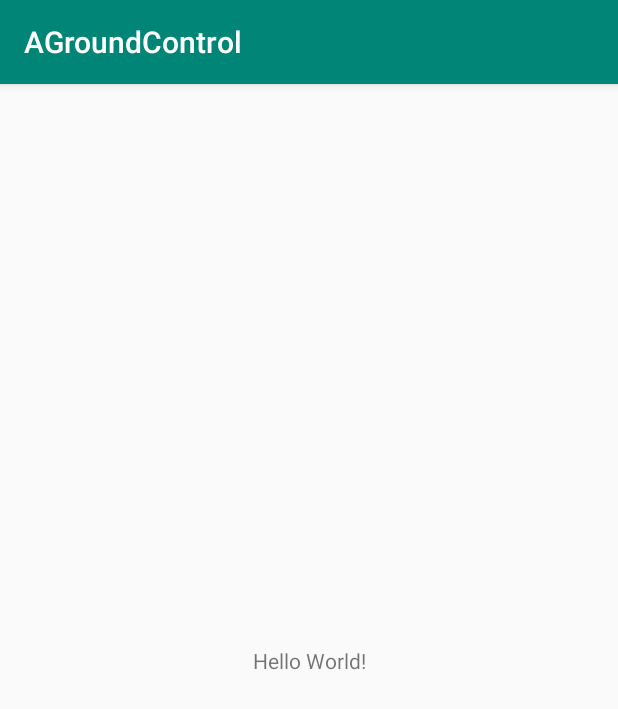
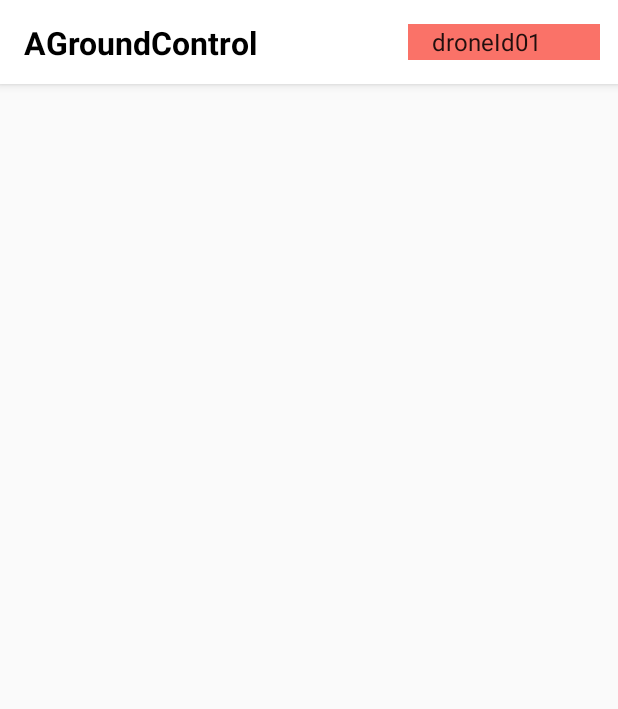
Before and after one commit to rapsealk/AGroundControl, an Android app: the screen it shows after launch (MainActivity), on a phone screen of 412 x 824 dp. Shown: the top 709 px of the screen. Run offline under Robolectric (Android 15) with nearby library versions, the phone set to English and light mode, and no system bars; 2 statements that could not run were skipped.

Commit message:
+ Add: update heartbeating drones

```diff
--- a/app/src/main/java/com/rapsealk/agroundcontrol/MainActivity.kt
+++ b/app/src/main/java/com/rapsealk/agroundcontrol/MainActivity.kt
@@ -2,16 +2,53 @@ package com.rapsealk.agroundcontrol
 
 import android.support.v7.app.AppCompatActivity
 import android.os.Bundle
+import android.util.Log
+import android.view.View
+import android.widget.AdapterView
+import android.widget.ArrayAdapter
+import kotlinx.android.synthetic.main.activity_main.*
 
-class MainActivity : AppCompatActivity() {
+class MainActivity : AppCompatActivity(), AdapterView.OnItemSelectedListener {
 
     private val TAG = MainActivity::class.java.simpleName
+
+    val droneIdList = arrayListOf("droneId01", "droneId02", "droneId03")
+    private lateinit var droneIdSpinnerAdapter: ArrayAdapter<String>
+
+    private lateinit var mqttUtil: MqttUtil
 
     override fun onCreate(savedInstanceState: Bundle?) {
         super.onCreate(savedInstanceState)
         setContentView(R.layout.activity_main)
 
-        val mqttUrl = resources.getString(R.string.mqtt_url)
-        val mqttClient = MqttUtil.getClient(this, mqttUrl)
+        droneIdSpinnerAdapter = ArrayAdapter<String>(this, android.R.layout.simple_list_item_1, droneIdList)
+        droneIdSpinnerAdapter.setDropDownViewResource(android.R.layout.simple_spinner_dropdown_item)
+        drone_id_spinner.adapter = droneIdSpinnerAdapter
+        drone_id_spinner.onItemSelectedListener = this
+
+        //MqttUtil.updateDroneId(this)
+
+        mqttUtil = MqttUtil(this)
+        val mqttClient = mqttUtil.getClient()
+    }
+
+    /**
+     * AdapterView.OnItemSelectedListener
+     */
+    override fun onItemSelected(parent: AdapterView<*>?, view: View?, position: Int, id: Long) {
+        Log.d(TAG, "onItemSelected(parent: $parent, view: $view, position: $position, id: $id)")
+        val item = parent?.adapter?.getItem(position) as String
+        Log.d(TAG, "onItemSelected(item: $item)")
+    }
+
+    override fun onNothingSelected(parent: AdapterView<*>?) {
+        Log.d(TAG, "onNothingSelected(parent: $parent)")
+    }
+    // AdapterView.OnItemSelectedListener
+
+    public fun updateDroneId(droneId: String) {
+        if (droneIdList.contains(droneId)) return
+        droneIdSpinnerAdapter.add(droneId)
+        droneIdSpinnerAdapter.notifyDataSetChanged()
     }
 }
--- a/app/src/main/res/layout/activity_main.xml
+++ b/app/src/main/res/layout/activity_main.xml
@@ -7,13 +7,41 @@
         android:layout_height="match_parent"
         tools:context=".MainActivity">
 
-    <TextView
-            android:layout_width="wrap_content"
-            android:layout_height="wrap_content"
-            android:text="Hello World!"
-            app:layout_constraintBottom_toBottomOf="parent"
-            app:layout_constraintLeft_toLeftOf="parent"
-            app:layout_constraintRight_toRightOf="parent"
-            app:layout_constraintTop_toTopOf="parent"/>
+    <android.support.v7.widget.Toolbar
+            android:layout_width="match_parent"
+            android:layout_height="56dp"
+            android:elevation="4dp"
+            android:background="@color/colorPrimary">
+
+        <android.support.constraint.ConstraintLayout
+                android:layout_width="match_parent"
+                android:layout_height="match_parent">
+
+            <TextView
+                    android:layout_width="wrap_content"
+                    android:layout_height="wrap_content"
+                    app:layout_constraintTop_toTopOf="parent"
+                    app:layout_constraintBottom_toBottomOf="parent"
+                    app:layout_constraintStart_toStartOf="parent"
+                    android:text="@string/app_name"
+                    android:textColor="@color/colorPrimaryDark"
+                    android:textSize="21sp"
+                    android:textStyle="bold"/>
+
+            <android.support.v7.widget.AppCompatSpinner
+                    android:id="@+id/drone_id_spinner"
+                    android:layout_width="128dp"
+                    android:layout_height="0dp"
+                    android:layout_marginTop="16dp"
+                    android:layout_marginBottom="16dp"
+                    android:layout_marginEnd="12dp"
+                    app:layout_constraintTop_toTopOf="parent"
+                    app:layout_constraintBottom_toBottomOf="parent"
+                    app:layout_constraintEnd_toEndOf="parent"
+                    android:background="@color/colorAccent"/>
+
+        </android.support.constraint.ConstraintLayout>
+
+    </android.support.v7.widget.Toolbar>
 
 </android.support.constraint.ConstraintLayout>
--- a/app/src/main/res/values/colors.xml
+++ b/app/src/main/res/values/colors.xml
@@ -1,6 +1,6 @@
 <?xml version="1.0" encoding="utf-8"?>
 <resources>
-    <color name="colorPrimary">#008577</color>
-    <color name="colorPrimaryDark">#00574B</color>
-    <color name="colorAccent">#D81B60</color>
+    <color name="colorPrimary">#FFFFFF</color>
+    <color name="colorPrimaryDark">#000000</color>
+    <color name="colorAccent">#FA7268</color>
 </resources>
--- a/app/src/main/res/values/styles.xml
+++ b/app/src/main/res/values/styles.xml
@@ -1,7 +1,7 @@
 <resources>
 
     <!-- Base application theme. -->
-    <style name="AppTheme" parent="Theme.AppCompat.Light.DarkActionBar">
+    <style name="AppTheme" parent="Theme.AppCompat.Light.NoActionBar">
         <!-- Customize your theme here. -->
         <item name="colorPrimary">@color/colorPrimary</item>
         <item name="colorPrimaryDark">@color/colorPrimaryDark</item>
```
Also changed, not shown: app/src/main/java/com/rapsealk/agroundcontrol/MqttUtil.kt (+26 -3 lines), app/src/main/java/com/rapsealk/agroundcontrol/data/Heartbeat.kt (added, +21 -0 lines).
